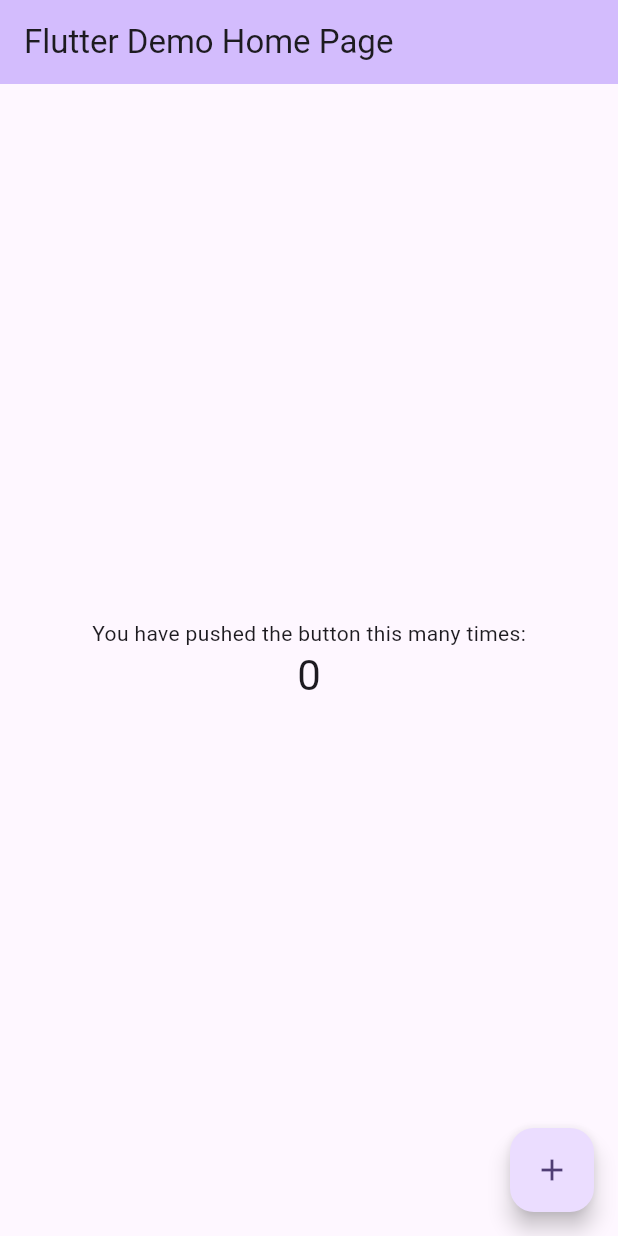
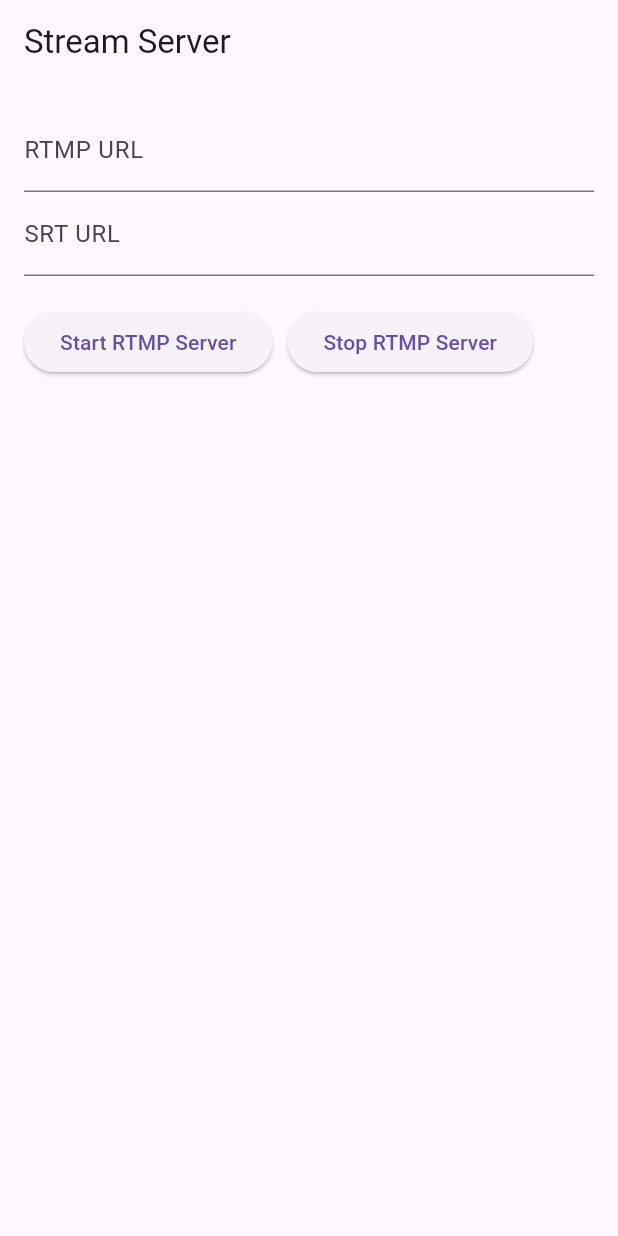
Before and after one commit to adiakimson/Streaming_App, a Flutter app: the screen it shows after launch, on a phone screen of 412 x 824 dp. Run offline on Flutter 3.47's test engine with Material 3 defaults, Android fonts, the phone set to English and light mode, and no system bars; missing offline and left inert: flutter_vlc_player.

Commit message:
package problems to resolve

```diff
--- a/lib/main.dart
+++ b/lib/main.dart
@@ -1,125 +1,19 @@
 import 'package:flutter/material.dart';
+import 'package:streaming_app/widgets/stream_input.dart';
 
 void main() {
-  runApp(const MyApp());
+  runApp(MyApp());
 }
 
 class MyApp extends StatelessWidget {
-  const MyApp({super.key});
-
-  // This widget is the root of your application.
   @override
   Widget build(BuildContext context) {
     return MaterialApp(
-      title: 'Flutter Demo',
+      title: 'Streaming App',
       theme: ThemeData(
-        // This is the theme of your application.
-        //
-        // TRY THIS: Try running your application with "flutter run". You'll see
-        // the application has a purple toolbar. Then, without quitting the app,
-        // try changing the seedColor in the colorScheme below to Colors.green
-        // and then invoke "hot reload" (save your changes or press the "hot
-        // reload" button in a Flutter-supported IDE, or press "r" if you used
-        // the command line to start the app).
-        //
-        // Notice that the counter didn't reset back to zero; the application
-        // state is not lost during the reload. To reset the state, use hot
-        // restart instead.
-        //
-        // This works for code too, not just values: Most code changes can be
-        // tested with just a hot reload.
-        colorScheme: ColorScheme.fromSeed(seedColor: Colors.deepPurple),
-        useMaterial3: true,
+        primarySwatch: Colors.blue,
       ),
-      home: const MyHomePage(title: 'Flutter Demo Home Page'),
+      home: StreamInput(),
     );
   }
 }
-
-class MyHomePage extends StatefulWidget {
-  const MyHomePage({super.key, required this.title});
-
-  // This widget is the home page of your application. It is stateful, meaning
-  // that it has a State object (defined below) that contains fields that affect
-  // how it looks.
-
-  // This class is the configuration for the state. It holds the values (in this
-  // case the title) provided by the parent (in this case the App widget) and
-  // used by the build method of the State. Fields in a Widget subclass are
-  // always marked "final".
-
-  final String title;
-
-  @override
-  State<MyHomePage> createState() => _MyHomePageState();
-}
-
-class _MyHomePageState extends State<MyHomePage> {
-  int _counter = 0;
-
-  void _incrementCounter() {
-    setState(() {
-      // This call to setState tells the Flutter framework that something has
-      // changed in this State, which causes it to rerun the build method below
-      // so that the display can reflect the updated values. If we changed
-      // _counter without calling setState(), then the build method would not be
-      // called again, and so nothing would appear to happen.
-      _counter++;
-    });
-  }
-
-  @override
-  Widget build(BuildContext context) {
-    // This method is rerun every time setState is called, for instance as done
-    // by the _incrementCounter method above.
-    //
-    // The Flutter framework has been optimized to make rerunning build methods
-    // fast, so that you can just rebuild anything that needs updating rather
-    // than having to individually change instances of widgets.
-    return Scaffold(
-      appBar: AppBar(
-        // TRY THIS: Try changing the color here to a specific color (to
-        // Colors.amber, perhaps?) and trigger a hot reload to see the AppBar
-        // change color while the other colors stay the same.
-        backgroundColor: Theme.of(context).colorScheme.inversePrimary,
-        // Here we take the value from the MyHomePage object that was created by
-        // the App.build method, and use it to set our appbar title.
-        title: Text(widget.title),
-      ),
-      body: Center(
-        // Center is a layout widget. It takes a single child and positions it
-        // in the middle of the parent.
-        child: Column(
-          // Column is also a layout widget. It takes a list of children and
-          // arranges them vertically. By default, it sizes itself to fit its
-          // children horizontally, and tries to be as tall as its parent.
-          //
-          // Column has various properties to control how it sizes itself and
-          // how it positions its children. Here we use mainAxisAlignment to
-          // center the children vertically; the main axis here is the vertical
-          // axis because Columns are vertical (the cross axis would be
-          // horizontal).
-          //
-          // TRY THIS: Invoke "debug painting" (choose the "Toggle Debug Paint"
-          // action in the IDE, or press "p" in the console), to see the
-          // wireframe for each widget.
-          mainAxisAlignment: MainAxisAlignment.center,
-          children: <Widget>[
-            const Text(
-              'You have pushed the button this many times:',
-            ),
-            Text(
-              '$_counter',
-              style: Theme.of(context).textTheme.headlineMedium,
-            ),
-          ],
-        ),
-      ),
-      floatingActionButton: FloatingActionButton(
-        onPressed: _incrementCounter,
-        tooltip: 'Increment',
-        child: const Icon(Icons.add),
-      ), // This trailing comma makes auto-formatting nicer for build methods.
-    );
-  }
-}
--- /dev/null
+++ b/lib/services/stream_server.dart
@@ -0,0 +1,18 @@
+import 'package:flutter_vlc_player/flutter_vlc_player.dart';
+
+class StreamServer {
+  late VlcPlayerController _controller;
+
+  void startServer(String url) {
+    _controller = VlcPlayerController.network(
+      url,
+      hwAcc: HwAcc.full,
+      autoPlay: true,
+    );
+  }
+
+  void stopServer() {
+    _controller.stop();
+    _controller.dispose();
+  }
+}
--- /dev/null
+++ b/lib/widgets/stream_input.dart
@@ -0,0 +1,80 @@
+import 'package:flutter/material.dart';
+import 'package:streaming_app/services/stream_server.dart';
+import 'package:flutter_vlc_player/flutter_vlc_player.dart';
+
+class StreamInput extends StatefulWidget {
+  @override
+  _StreamInputState createState() => _StreamInputState();
+}
+
+class _StreamInputState extends State<StreamInput> {
+  final StreamServer _streamServer = StreamServer();
+  final TextEditingController _rtmpController = TextEditingController();
+  final TextEditingController _srtController = TextEditingController();
+  VlcPlayerController? _vlcPlayerController;
+
+  @override
+  Widget build(BuildContext context) {
+    return Scaffold(
+      appBar: AppBar(
+        title: Text('Stream Server'),
+      ),
+      body: Padding(
+        padding: const EdgeInsets.all(16.0),
+        child: Column(
+          children: <Widget>[
+            TextField(
+              controller: _rtmpController,
+              decoration: InputDecoration(
+                labelText: 'RTMP URL',
+              ),
+            ),
+            TextField(
+              controller: _srtController,
+              decoration: InputDecoration(
+                labelText: 'SRT URL',
+              ),
+            ),
+            SizedBox(height: 20),
+            Row(
+              children: <Widget>[
+                ElevatedButton(
+                  onPressed: () {
+                    setState(() {
+                      _streamServer.startServer(_rtmpController.text);
+                      _vlcPlayerController = VlcPlayerController.network(
+                        _rtmpController.text,
+                        hwAcc: HwAcc.full,
+                        autoPlay: true,
+                      );
+                    });
+                  },
+                  child: Text('Start RTMP Server'),
+                ),
+                SizedBox(width: 10),
+                ElevatedButton(
+                  onPressed: () {
+                    _streamServer.stopServer();
+                    setState(() {
+                      _vlcPlayerController = null;
+                    });
+                  },
+                  child: Text('Stop RTMP Server'),
+                ),
+              ],
+            ),
+            SizedBox(height: 20),
+            if (_vlcPlayerController != null)
+              Expanded(
+                child: VlcPlayer(
+                  controller: _vlcPlayerController!,
+                  aspectRatio: 16 / 9,
+                  placeholder: Center(child: CircularProgressIndicator()),
+                ),
+              ),
+          ],
+        ),
+      ),
+    );
+  }
+}
--- a/pubspec.yaml
+++ b/pubspec.yaml
@@ -34,6 +34,9 @@ dependencies:
   # The following adds the Cupertino Icons font to your application.
   # Use with the CupertinoIcons class for iOS style icons.
   cupertino_icons: ^1.0.8
+  video_player: ^2.5.0
+  flutter_vlc_player:
+  flutter_live:
 
 dev_dependencies:
   flutter_test:
```
Also changed, not shown: lib/screens/stream1.dart (added, +18 -0 lines), lib/screens/stream2.dart (added, +18 -0 lines), lib/screens/stream3.dart (added, +18 -0 lines), lib/widgets/stream_monitor.dart (added, +69 -0 lines), pubspec.lock, 5 other files.
